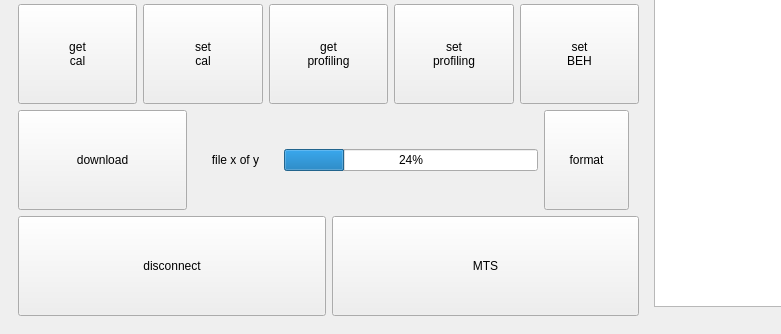
This is bix/gui/gui.ui in LowellInstruments/bix as Qt 5 draws it before an edit; both pictures show x 0 to 781 and y 538 to 872 of the 1128 by 872 pixel window. The edited form follows.
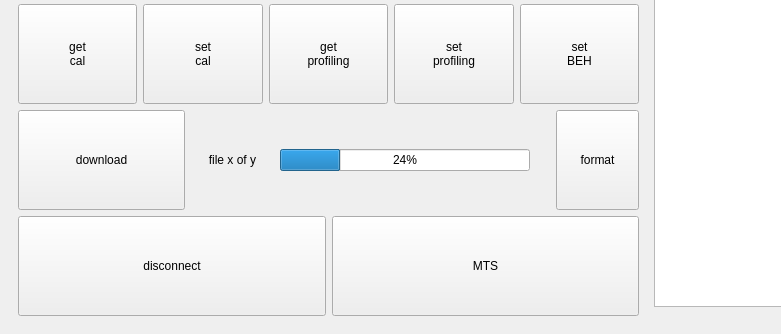
This is the edited form.

```diff
--- a/bix/gui/gui.ui
+++ b/bix/gui/gui.ui
@@ -550,12 +550,12 @@
              </layout>
             </item>
             <item>
-             <layout class="QHBoxLayout" name="horizontalLayout_18" stretch="2,1,3,1">
+             <layout class="QHBoxLayout" name="horizontalLayout_18" stretch="2,1,3,0,1">
               <property name="spacing">
                <number>6</number>
               </property>
               <property name="rightMargin">
-               <number>10</number>
+               <number>0</number>
               </property>
               <item>
                <widget class="QPushButton" name="btn_download">
@@ -593,6 +593,22 @@
                 </property>
                </widget>
               </item>
+              <item>
+               <spacer name="horizontalSpacer_3">
+                <property name="orientation">
+                 <enum>Qt::Horizontal</enum>
+                </property>
+                <property name="sizeType">
+                 <enum>QSizePolicy::Fixed</enum>
+                </property>
+                <property name="sizeHint" stdset="0">
+                 <size>
+                  <width>20</width>
+                  <height>20</height>
+                 </size>
+                </property>
+               </spacer>
+              </item>
               <item>
                <widget class="QPushButton" name="btn_frm">
                 <property name="minimumSize">
```
